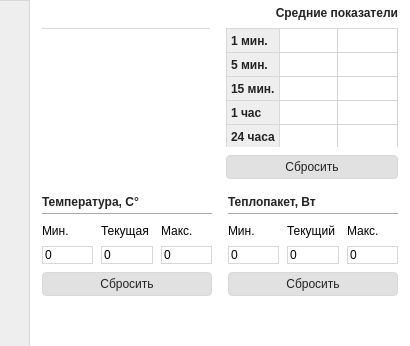
Qt form windows/main.ui (treepoint/AveTemp) before a commit.
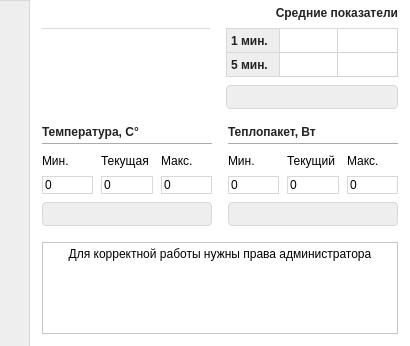
The same form after that commit. Icons and pictures are not drawn.

Commit message: add reset button icons + description alert feature

What changed in the file:
```diff
--- a/windows/main.ui
+++ b/windows/main.ui
@@ -580,17 +580,20 @@
                <widget class="QPushButton" name="buttonResetAverageTemps">
                 <property name="styleSheet">
                  <string notr="true">QPushButton {
-	border-radius:4px; 
-	background: #e1e1e1; 
-	padding: 4px; 
+    border: 1px solid #d8d8d8;
+    qproperty-icon: none;
+    qproperty-iconSize: 18px;
+    image: url(./images/clear.svg);
+	border-radius: 4px; 
+	background: #eeeeee; 
 	font-weight: normal; 
 	color: #222;
-    border: 1px solid #d8d8d8;
+	padding: 4px; 
 }
 
-QPushButton:hover
-{
-   background: #d8d8d8; 
+QPushButton:hover {
+    image: url(./images/clear_hover.svg);
+    background: #d8d8d8; 
 }
 
 QPushButton:pressed
@@ -599,7 +602,7 @@
 }</string>
                 </property>
                 <property name="text">
-                 <string>Сбросить</string>
+                 <string/>
                 </property>
                </widget>
               </item>
@@ -613,21 +616,162 @@
              <enum>Qt::Vertical</enum>
             </property>
             <property name="sizeType">
-             <enum>QSizePolicy::Expanding</enum>
+             <enum>QSizePolicy::MinimumExpanding</enum>
             </property>
             <property name="sizeHint" stdset="0">
              <size>
-              <width>20</width>
+              <width>4</width>
               <height>0</height>
              </size>
             </property>
            </spacer>
           </item>
           <item>
+           <widget class="QWidget" name="widgetCurrentValues" native="true">
+            <property name="sizePolicy">
+             <sizepolicy hsizetype="Preferred" vsizetype="Expanding">
+              <horstretch>0</horstretch>
+              <verstretch>0</verstretch>
+             </sizepolicy>
+            </property>
+            <property name="minimumSize">
+             <size>
+              <width>0</width>
+              <height>0</height>
+             </size>
+            </property>
+            <property name="palette">
+             <palette>
+              <active>
+               <colorrole role="Button">
+                <brush brushstyle="SolidPattern">
+                 <color alpha="255">
+                  <red>255</red>
+                  <green>255</green>
+                  <blue>255</blue>
+                 </color>
+                </brush>
+               </colorrole>
+               <colorrole role="Base">
+                <brush brushstyle="SolidPattern">
+                 <color alpha="255">
+                  <red>255</red>
+                  <green>255</green>
+                  <blue>255</blue>
+                 </color>
+                </brush>
+               </colorrole>
+               <colorrole role="Window">
+                <brush brushstyle="SolidPattern">
+                 <color alpha="255">
+                  <red>255</red>
+                  <green>255</green>
+                  <blue>255</blue>
+                 </color>
+                </brush>
+               </colorrole>
+              </active>
+              <inactive>
+               <colorrole role="Button">
+                <brush brushstyle="SolidPattern">
+                 <color alpha="255">
+                  <red>255</red>
+                  <green>255</green>
+                  <blue>255</blue>
+                 </color>
+                </brush>
+               </colorrole>
+               <colorrole role="Base">
+                <brush brushstyle="SolidPattern">
+                 <color alpha="255">
+                  <red>255</red>
+                  <green>255</green>
+                  <blue>255</blue>
+                 </color>
+                </brush>
+               </colorrole>
+               <colorrole role="Window">
+                <brush brushstyle="SolidPattern">
+                 <color alpha="255">
+                  <red>255</red>
+                  <green>255</green>
+                  <blue>255</blue>
+                 </color>
+                </brush>
+               </colorrole>
+              </inactive>
+              <disabled>
+               <colorrole role="Button">
+                <brush brushstyle="SolidPattern">
+                 <color alpha="255">
+                  <red>255</red>
+                  <green>255</green>
+                  <blue>255</blue>
+                 </color>
+                </brush>
+               </colorrole>
+               <colorrole role="Base">
+                <brush brushstyle="SolidPattern">
+                 <color alpha="255">
+                  <red>255</red>
+                  <green>255</green>
+                  <blue>255</blue>
+                 </color>
+                </brush>
+               </colorrole>
+               <colorrole role="Window">
+                <brush brushstyle="SolidPattern">
+                 <color alpha="255">
+                  <red>255</red>
+                  <green>255</green>
+                  <blue>255</blue>
+                 </color>
+                </brush>
+               </colorrole>
+              </disabled>
+             </palette>
+            </property>
+            <property name="font">
+             <font>
+              <kerning>true</kerning>
+             </font>
+            </property>
+            <property name="mouseTracking">
+             <bool>false</bool>
+            </property>
+            <property name="tabletTracking">
+             <bool>false</bool>
+            </property>
+            <property name="layoutDirection">
+             <enum>Qt::LeftToRight</enum>
+            </property>
+            <property name="styleSheet">
+             <string notr="true"/>
+            </property>
+            <layout class="QHBoxLayout" name="horizontalLayout_4">
+             <property name="spacing">
+              <number>0</number>
+             </property>
+             <property name="leftMargin">
+              <number>0</number>
+             </property>
+             <property name="topMargin">
+              <number>0</number>
+             </property>
+             <property name="rightMargin">
+              <number>0</number>
+             </property>
+             <property name="bottomMargin">
+              <number>0</number>
+             </property>
+             <item>
            <layout class="QHBoxLayout" name="horizontalLayout" stretch="0,0">
             <property name="spacing">
              <number>16</number>
             </property>
+               <property name="sizeConstraint">
+                <enum>QLayout::SetDefaultConstraint</enum>
+               </property>
             <property name="bottomMargin">
              <number>0</number>
             </property>
@@ -804,17 +948,20 @@
                <widget class="QPushButton" name="buttonResetGeneralTemps">
                 <property name="styleSheet">
                  <string notr="true">QPushButton {
-	border-radius:4px; 
-	background: #e1e1e1; 
-	padding: 4px; 
+    border: 1px solid #d8d8d8;
+    qproperty-icon: none;
+    qproperty-iconSize: 18px;
+    image: url(./images/clear.svg);
+	border-radius: 4px; 
+	background: #eeeeee; 
 	font-weight: normal; 
 	color: #222;
-    border: 1px solid #d8d8d8;
+	padding: 4px; 
 }
 
-QPushButton:hover
-{
-   background: #d8d8d8; 
+QPushButton:hover {
+    image: url(./images/clear_hover.svg);
+    background: #d8d8d8; 
 }
 
 QPushButton:pressed
@@ -822,9 +969,6 @@
    background: #c9c9c9; 
 }</string>
                 </property>
-                <property name="text">
-                 <string>Сбросить</string>
-                </property>
                </widget>
               </item>
              </layout>
@@ -956,17 +1100,20 @@
                <widget class="QPushButton" name="buttonResetTDP">
                 <property name="styleSheet">
                  <string notr="true">QPushButton {
-	border-radius:4px; 
-	background: #e1e1e1; 
-	padding: 4px; 
+    border: 1px solid #d8d8d8;
+    qproperty-icon: none;
+    qproperty-iconSize: 18px;
+    image: url(./images/clear.svg);
+	border-radius: 4px; 
+	background: #eeeeee; 
 	font-weight: normal; 
 	color: #222;
-    border: 1px solid #d8d8d8;
+	padding: 4px; 
 }
 
-QPushButton:hover
-{
-   background: #d8d8d8; 
+QPushButton:hover {
+    image: url(./images/clear_hover.svg);
+    background: #d8d8d8; 
 }
 
 QPushButton:pressed
@@ -974,31 +1121,28 @@
    background: #c9c9c9; 
 }</string>
                 </property>
-                <property name="text">
-                 <string>Сбросить</string>
-                </property>
                </widget>
               </item>
              </layout>
             </item>
            </layout>
+             </item>
+            </layout>
+           </widget>
           </item>
           <item>
            <widget class="QFrame" name="frameAlert">
             <property name="enabled">
              <bool>true</bool>
             </property>
+            <property name="maximumSize">
+             <size>
+              <width>16777215</width>
+              <height>600</height>
+             </size>
+            </property>
             <property name="visible">
-             <bool>false</bool>
-            </property>
-            <property name="maximumSize">
-             <size>
-              <width>16777215</width>
-              <height>28</height>
-             </size>
-            </property>
-            <property name="styleSheet">
-             <string notr="true">color: white; font-weight: bold; border-radius:4px;</string>
+             <bool>true</bool>
             </property>
             <property name="frameShape">
              <enum>QFrame::StyledPanel</enum>
@@ -1008,7 +1152,7 @@
             </property>
             <layout class="QVBoxLayout" name="verticalLayout_15">
              <property name="spacing">
-              <number>8</number>
+              <number>0</number>
              </property>
              <property name="leftMargin">
               <number>0</number>
@@ -1042,6 +1186,37 @@
                <property name="alignment">
                 <set>Qt::AlignCenter</set>
                </property>
+               <property name="openExternalLinks">
+                <bool>true</bool>
+               </property>
+              </widget>
+             </item>
+             <item>
+              <widget class="QPlainTextEdit" name="plainTextEditAlert">
+               <property name="styleSheet">
+                <string notr="true"/>
+               </property>
+               <property name="frameShape">
+                <enum>QFrame::NoFrame</enum>
+               </property>
+               <property name="frameShadow">
+                <enum>QFrame::Plain</enum>
+               </property>
+               <property name="lineWidth">
+                <number>0</number>
+               </property>
+               <property name="horizontalScrollBarPolicy">
+                <enum>Qt::ScrollBarAlwaysOff</enum>
+               </property>
+               <property name="readOnly">
+                <bool>true</bool>
+               </property>
+               <property name="plainText">
+                <string/>
+               </property>
+               <property name="backgroundVisible">
+                <bool>true</bool>
+               </property>
               </widget>
              </item>
             </layout>
```
Left out of the diff: 15 changed lines with no effect on the pictures. Lines whose indentation alone changed are shown as unchanged. The commit also changes 11 other files.
